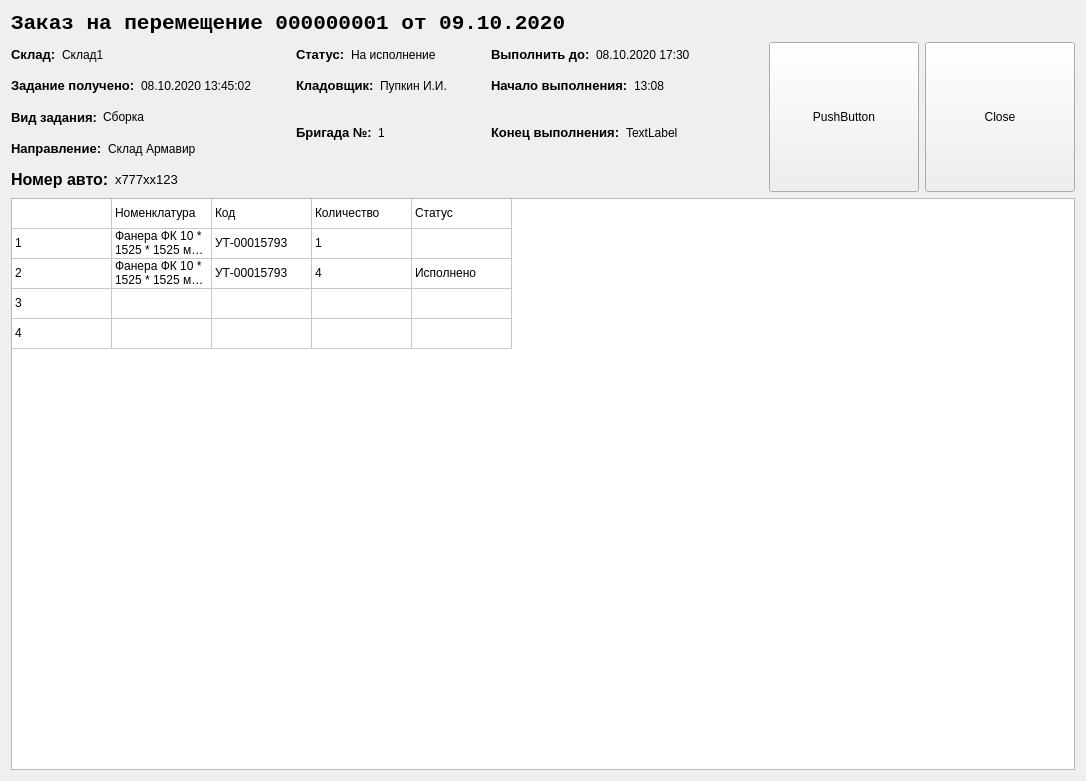
This is views/ui/doc_form.ui in Hudrolax/leskraft_terminal as Qt 5 draws it before an edit. The edited form follows.
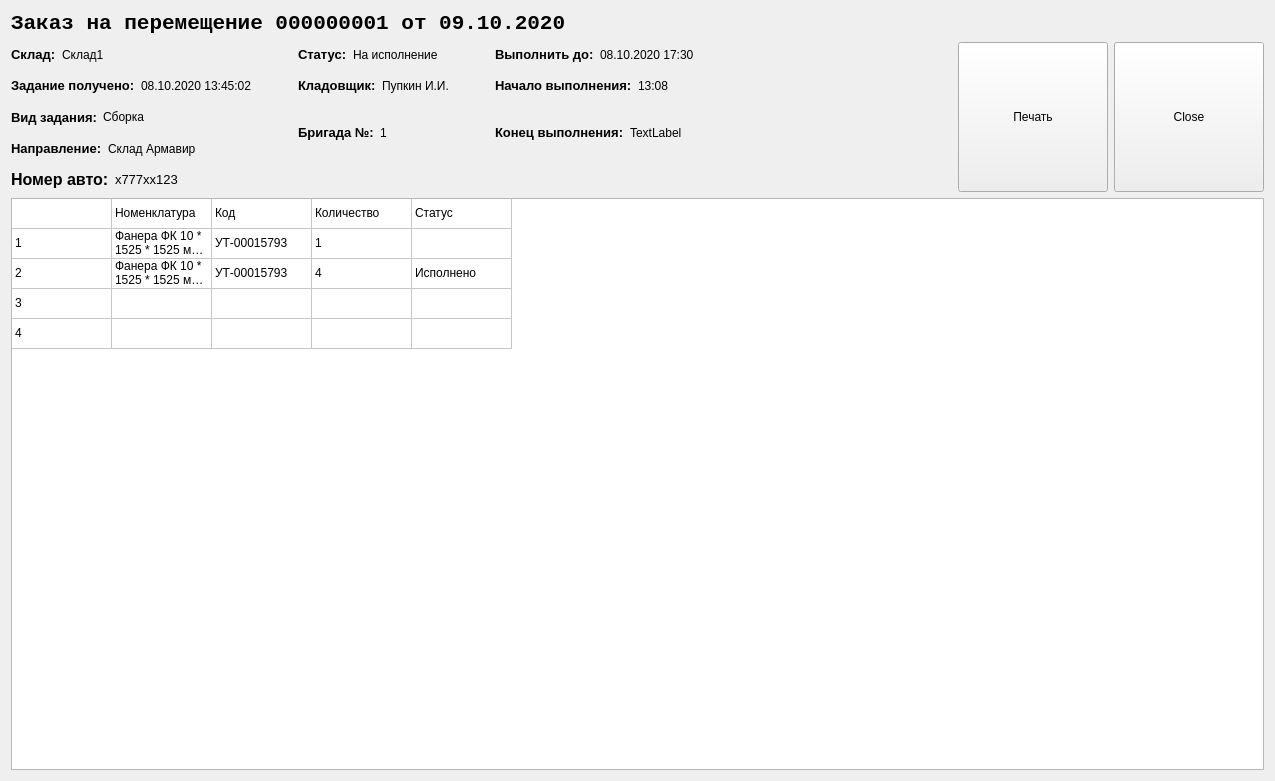
This is the edited form.

Patch:
```diff
--- a/views/ui/doc_form.ui
+++ b/views/ui/doc_form.ui
@@ -9,7 +9,7 @@
    <rect>
     <x>0</x>
     <y>0</y>
-    <width>1086</width>
+    <width>1275</width>
     <height>781</height>
    </rect>
   </property>
@@ -522,7 +522,7 @@
         </size>
        </property>
        <property name="text">
-        <string>PushButton</string>
+        <string>Печать</string>
        </property>
       </widget>
      </item>
```
Left out of the diff: 2 changed lines with no effect on the pictures.
